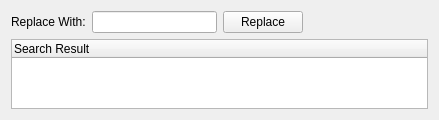
Before: the Qt Designer form lib/Find/FindResult.ui in F8LEFT/ART, drawn with Qt 5.
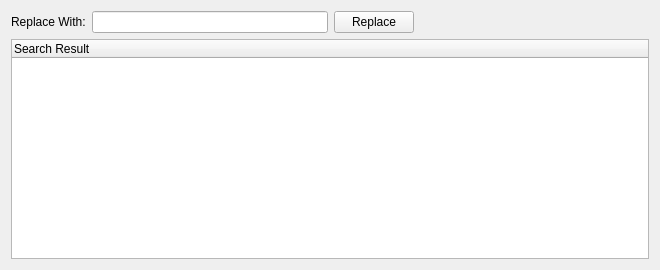
After: the same form once the commit is applied.

```diff
--- a/lib/Find/FindResult.ui
+++ b/lib/Find/FindResult.ui
@@ -6,8 +6,8 @@
    <rect>
     <x>0</x>
     <y>0</y>
-    <width>439</width>
-    <height>116</height>
+    <width>660</width>
+    <height>270</height>
    </rect>
   </property>
   <property name="windowTitle">
```
